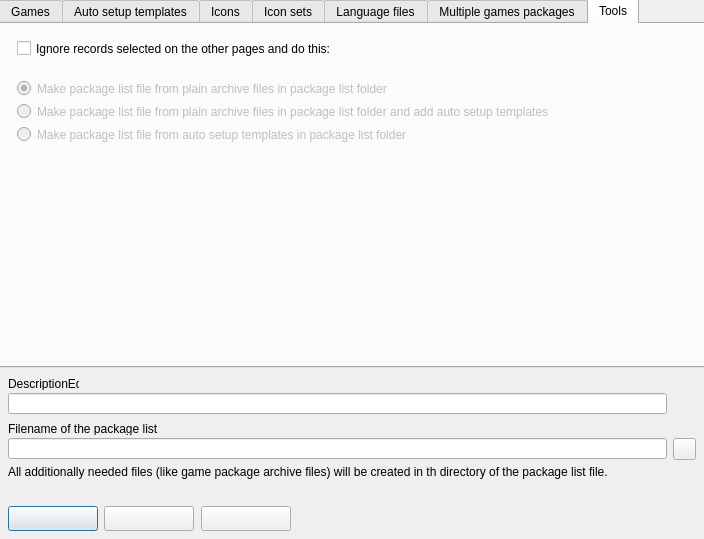
Qt form src/forms/PackageCreationFormUnit.ui (Eldricos/D-Fend-Reborn) before a commit.
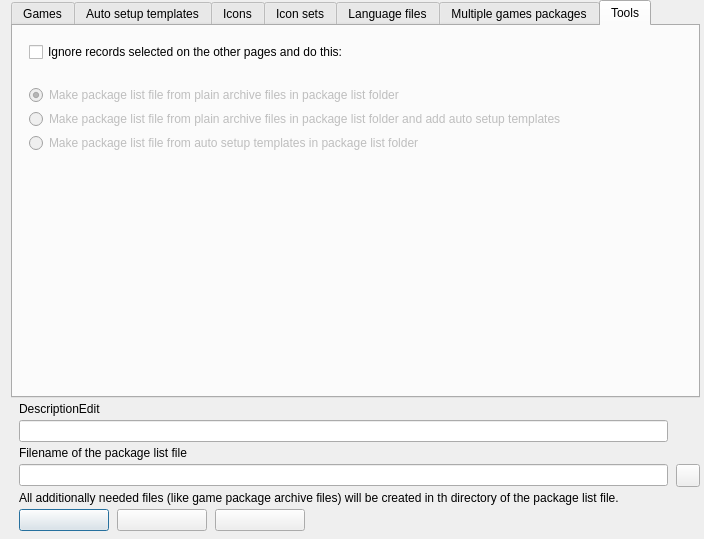
The same form after that commit. Icons and pictures are not drawn. Custom widgets are drawn as their Qt base class.

Commit message: Remaining dialogs: Qt layouts instead of fixed pixel positions

Patch:
```diff
--- a/src/forms/PackageCreationFormUnit.ui
+++ b/src/forms/PackageCreationFormUnit.ui
@@ -11,52 +11,17 @@
     <property name="vclMinHeight" stdset="0"><number>250</number></property>
     <property name="vclDesignWidth" stdset="0"><number>704</number></property>
     <property name="vclDesignHeight" stdset="0"><number>539</number></property>
-    <widget class="QToolButton" name="OutputFileButton">
-      <property name="geometry"><rect><x>673</x><y>438</y><width>23</width><height>22</height></rect></property>
-      <property name="vclAnchors" stdset="0"><string notr="true">akRight,akBottom</string></property>
-      <property name="tag" stdset="0"><number>4</number></property>
-      <property name="icon"><iconset resource="../../resources/dfend.qrc"><normaloff>:/glyphs/92d9d1a333bceee3.png</normaloff></iconset></property>
-      <property name="iconSize"><size><width>16</width><height>16</height></size></property>
-    </widget>
-    <widget class="QLabel" name="InfoLabel">
-      <property name="geometry"><rect><x>8</x><y>465</y><width>659</width><height>35</height></rect></property>
-      <property name="vclAnchors" stdset="0"><string notr="true">akLeft,akRight,akBottom</string></property>
-      <property name="text"><string>All additionally needed files (like game package archive files) will be created in th directory of the package list file.</string></property>
-      <property name="textFormat"><enum>Qt::PlainText</enum></property>
-      <property name="wordWrap"><bool>true</bool></property>
-      <property name="alignment"><set>Qt::AlignLeft|Qt::AlignTop</set></property>
-    </widget>
-    <widget class="QPushButton" name="OKButton">
-      <property name="geometry"><rect><x>8</x><y>506</y><width>90</width><height>25</height></rect></property>
-      <property name="vclAnchors" stdset="0"><string notr="true">akLeft,akBottom</string></property>
-      <property name="text"><string></string></property>
-      <property name="autoDefault"><bool>false</bool></property>
-      <property name="vclKind" stdset="0"><string notr="true">bkOK</string></property>
-      <property name="default"><bool>true</bool></property>
-      <property name="vclModalResult" stdset="0"><string notr="true">mrOk</string></property>
-      <property name="vclOnClick" stdset="0"><string notr="true">OKButtonClick</string></property>
-    </widget>
-    <widget class="QPushButton" name="CancelButton">
-      <property name="geometry"><rect><x>104</x><y>506</y><width>90</width><height>25</height></rect></property>
-      <property name="vclAnchors" stdset="0"><string notr="true">akLeft,akBottom</string></property>
-      <property name="text"><string></string></property>
-      <property name="autoDefault"><bool>false</bool></property>
-      <property name="vclKind" stdset="0"><string notr="true">bkCancel</string></property>
-      <property name="vclCancel" stdset="0"><bool>true</bool></property>
-      <property name="vclModalResult" stdset="0"><string notr="true">mrCancel</string></property>
-    </widget>
-    <widget class="QPushButton" name="HelpButton">
-      <property name="geometry"><rect><x>201</x><y>506</y><width>90</width><height>25</height></rect></property>
-      <property name="vclAnchors" stdset="0"><string notr="true">akLeft,akBottom</string></property>
-      <property name="text"><string></string></property>
-      <property name="autoDefault"><bool>false</bool></property>
-      <property name="vclKind" stdset="0"><string notr="true">bkHelp</string></property>
-      <property name="vclOnClick" stdset="0"><string notr="true">HelpButtonClick</string></property>
-    </widget>
+    <layout class="QGridLayout" name="PackageCreationForm_Layout" columnstretch="0,0,0,0,1,0" rowstretch="1,0,0,0,0,0,0">
+      <property name="leftMargin"><number>-1</number></property>
+      <property name="topMargin"><number>0</number></property>
+      <property name="rightMargin"><number>4</number></property>
+      <property name="bottomMargin"><number>8</number></property>
+      <property name="horizontalSpacing"><number>8</number></property>
+      <property name="verticalSpacing"><number>4</number></property>
+      <item row="0" column="0" colspan="6">
     <widget class="QTabWidget" name="PageControl">
-      <property name="geometry"><rect><x>-1</x><y>-2</y><width>707</width><height>370</height></rect></property>
-      <property name="vclAnchors" stdset="0"><string notr="true">akLeft,akTop,akRight,akBottom</string></property>
       <property name="currentIndex"><number>6</number></property>
+          <property name="minimumSize"><size><width>0</width><height>0</height></size></property>
       <widget class="QWidget" name="TabSheet1">
         <attribute name="title"><string>Games</string></attribute>
         <attribute name="icon"><iconset resource="../../resources/dfend.qrc"><normaloff>:/imagelists/PackageCreationFormUnit/ImageList/4.png</normaloff></iconset></attribute>
@@ -290,56 +255,166 @@
         <attribute name="icon"><iconset resource="../../resources/dfend.qrc"><normaloff>:/imagelists/PackageCreationFormUnit/ImageList/10.png</normaloff></iconset></attribute>
         <property name="vclDesignWidth" stdset="0"><number>699</number></property>
         <property name="vclDesignHeight" stdset="0"><number>342</number></property>
+            <layout class="QVBoxLayout" name="TabSheet7_Layout" stretch="0,0,0,1">
+              <property name="leftMargin"><number>16</number></property>
+              <property name="topMargin"><number>16</number></property>
+              <property name="rightMargin"><number>6</number></property>
+              <property name="bottomMargin"><number>8</number></property>
+              <property name="spacing"><number>0</number></property>
+              <item>
+                <layout class="QGridLayout" name="TabSheet7_Section1" columnstretch="0,1">
+                  <property name="leftMargin"><number>0</number></property>
+                  <property name="topMargin"><number>0</number></property>
+                  <property name="rightMargin"><number>0</number></property>
+                  <property name="bottomMargin"><number>0</number></property>
+                  <property name="horizontalSpacing"><number>8</number></property>
+                  <property name="verticalSpacing"><number>4</number></property>
+                  <item row="0" column="0" colspan="2">
         <widget class="QCheckBox" name="ToolsCheckBox">
-          <property name="geometry"><rect><x>16</x><y>16</y><width>636</width><height>17</height></rect></property>
-          <property name="vclAnchors" stdset="0"><string notr="true">akLeft,akTop,akRight</string></property>
           <property name="text"><string>Ignore records selected on the other pages and do this:</string></property>
         </widget>
+                  </item>
+                  <item row="0" column="1">
+                    <spacer name="TabSheet7_Section1_HFill">
+                      <property name="orientation"><enum>Qt::Horizontal</enum></property>
+                      <property name="sizeHint" stdset="0"><size><width>0</width><height>0</height></size></property>
+                    </spacer>
+                  </item>
+                </layout>
+              </item>
+              <item>
+                <spacer name="TabSheet7_Gap1">
+                  <property name="orientation"><enum>Qt::Vertical</enum></property>
+                  <property name="sizeType"><enum>QSizePolicy::Fixed</enum></property>
+                  <property name="sizeHint" stdset="0"><size><width>0</width><height>23</height></size></property>
+                </spacer>
+              </item>
+              <item>
+                <layout class="QGridLayout" name="TabSheet7_Section2" columnstretch="0,1">
+                  <property name="leftMargin"><number>0</number></property>
+                  <property name="topMargin"><number>0</number></property>
+                  <property name="rightMargin"><number>0</number></property>
+                  <property name="bottomMargin"><number>0</number></property>
+                  <property name="horizontalSpacing"><number>8</number></property>
+                  <property name="verticalSpacing"><number>4</number></property>
+                  <item row="0" column="0" colspan="2">
         <widget class="QRadioButton" name="ToolsRadioButton1">
-          <property name="geometry"><rect><x>16</x><y>56</y><width>677</width><height>17</height></rect></property>
           <property name="enabled"><bool>false</bool></property>
           <property name="vclAnchors" stdset="0"><string notr="true">akLeft,akTop,akRight</string></property>
           <property name="text"><string>Make package list file from plain archive files in package list folder</string></property>
           <property name="checked"><bool>true</bool></property>
         </widget>
+                  </item>
+                  <item row="1" column="0" colspan="2">
         <widget class="QRadioButton" name="ToolsRadioButton2">
-          <property name="geometry"><rect><x>16</x><y>79</y><width>677</width><height>17</height></rect></property>
           <property name="enabled"><bool>false</bool></property>
           <property name="vclAnchors" stdset="0"><string notr="true">akLeft,akTop,akRight</string></property>
           <property name="text"><string>Make package list file from plain archive files in package list folder and add auto setup templates</string></property>
         </widget>
+                  </item>
+                  <item row="2" column="0" colspan="2">
         <widget class="QRadioButton" name="ToolsRadioButton3">
-          <property name="geometry"><rect><x>16</x><y>102</y><width>677</width><height>17</height></rect></property>
           <property name="enabled"><bool>false</bool></property>
           <property name="vclAnchors" stdset="0"><string notr="true">akLeft,akTop,akRight</string></property>
           <property name="text"><string>Make package list file from auto setup templates in package list folder</string></property>
         </widget>
-      </widget>
-    </widget>
-    <widget class="QLineEdit" name="OutputFileEdit">
-      <property name="geometry"><rect><x>8</x><y>438</y><width>659</width><height>21</height></rect></property>
-      <property name="vclAnchors" stdset="0"><string notr="true">akLeft,akRight,akBottom</string></property>
-    </widget>
-    <widget class="QLabel" name="OutputFileEdit_EditLabel">
-      <property name="geometry"><rect><x>8</x><y>422</y><width>150</width><height>13</height></rect></property>
-      <property name="text"><string>Filename of the package list file</string></property>
-      <property name="textFormat"><enum>Qt::PlainText</enum></property>
-      <property name="vclAutoSize" stdset="0"><bool>true</bool></property>
-      <property name="vclFocusControl" stdset="0"><string notr="true">OutputFileEdit</string></property>
-      <property name="vclLabeledEditOf" stdset="0"><string notr="true">OutputFileEdit</string></property>
-    </widget>
-    <widget class="QLineEdit" name="DescriptionEdit">
-      <property name="geometry"><rect><x>8</x><y>393</y><width>659</width><height>21</height></rect></property>
-      <property name="vclAnchors" stdset="0"><string notr="true">akLeft,akRight,akBottom</string></property>
-    </widget>
+                  </item>
+                  <item row="0" column="1">
+                    <spacer name="TabSheet7_Section2_HFill">
+                      <property name="orientation"><enum>Qt::Horizontal</enum></property>
+                      <property name="sizeHint" stdset="0"><size><width>0</width><height>0</height></size></property>
+                    </spacer>
+                  </item>
+                </layout>
+              </item>
+              <item>
+                <spacer name="TabSheet7_VFill">
+                  <property name="orientation"><enum>Qt::Vertical</enum></property>
+                  <property name="sizeHint" stdset="0"><size><width>0</width><height>0</height></size></property>
+                </spacer>
+              </item>
+            </layout>
+          </widget>
+        </widget>
+      </item>
+      <item row="1" column="1" colspan="4">
     <widget class="QLabel" name="DescriptionEdit_EditLabel">
-      <property name="geometry"><rect><x>8</x><y>377</y><width>71</width><height>13</height></rect></property>
       <property name="text"><string>DescriptionEdit</string></property>
       <property name="textFormat"><enum>Qt::PlainText</enum></property>
       <property name="vclAutoSize" stdset="0"><bool>true</bool></property>
       <property name="vclFocusControl" stdset="0"><string notr="true">DescriptionEdit</string></property>
       <property name="vclLabeledEditOf" stdset="0"><string notr="true">DescriptionEdit</string></property>
     </widget>
+      </item>
+      <item row="2" column="1" colspan="4">
+        <widget class="QLineEdit" name="DescriptionEdit">
+      </widget>
+      </item>
+      <item row="3" column="1" colspan="4">
+        <widget class="QLabel" name="OutputFileEdit_EditLabel">
+          <property name="text"><string>Filename of the package list file</string></property>
+          <property name="textFormat"><enum>Qt::PlainText</enum></property>
+          <property name="vclFocusControl" stdset="0"><string notr="true">OutputFileEdit</string></property>
+          <property name="vclLabeledEditOf" stdset="0"><string notr="true">OutputFileEdit</string></property>
+        </widget>
+      </item>
+      <item row="4" column="1" colspan="4">
+        <widget class="QLineEdit" name="OutputFileEdit">
+      </widget>
+      </item>
+      <item row="4" column="5" alignment="Qt::AlignRight">
+        <widget class="QToolButton" name="OutputFileButton">
+          <property name="tag" stdset="0"><number>4</number></property>
+          <property name="icon"><iconset resource="../../resources/dfend.qrc"><normaloff>:/glyphs/92d9d1a333bceee3.png</normaloff></iconset></property>
+          <property name="iconSize"><size><width>16</width><height>16</height></size></property>
+          <property name="minimumSize"><size><width>23</width><height>0</height></size></property>
+        </widget>
+      </item>
+      <item row="5" column="1" colspan="4">
+        <widget class="QLabel" name="InfoLabel">
+          <property name="text"><string>All additionally needed files (like game package archive files) will be created in th directory of the package list file.</string></property>
+          <property name="textFormat"><enum>Qt::PlainText</enum></property>
+          <property name="wordWrap"><bool>true</bool></property>
+          <property name="alignment"><set>Qt::AlignLeft|Qt::AlignTop</set></property>
+        </widget>
+      </item>
+      <item row="6" column="1" alignment="Qt::AlignLeft">
+        <widget class="QPushButton" name="OKButton">
+          <property name="text"><string /></property>
+          <property name="autoDefault"><bool>false</bool></property>
+          <property name="vclKind" stdset="0"><string notr="true">bkOK</string></property>
+          <property name="default"><bool>true</bool></property>
+          <property name="vclModalResult" stdset="0"><string notr="true">mrOk</string></property>
+          <property name="vclOnClick" stdset="0"><string notr="true">OKButtonClick</string></property>
+          <property name="minimumSize"><size><width>90</width><height>0</height></size></property>
+        </widget>
+      </item>
+      <item row="6" column="2" alignment="Qt::AlignLeft">
+        <widget class="QPushButton" name="CancelButton">
+          <property name="text"><string /></property>
+          <property name="autoDefault"><bool>false</bool></property>
+          <property name="vclKind" stdset="0"><string notr="true">bkCancel</string></property>
+          <property name="vclCancel" stdset="0"><bool>true</bool></property>
+          <property name="vclModalResult" stdset="0"><string notr="true">mrCancel</string></property>
+          <property name="minimumSize"><size><width>90</width><height>0</height></size></property>
+        </widget>
+      </item>
+      <item row="6" column="3" alignment="Qt::AlignLeft">
+        <widget class="QPushButton" name="HelpButton">
+          <property name="text"><string /></property>
+          <property name="autoDefault"><bool>false</bool></property>
+          <property name="vclKind" stdset="0"><string notr="true">bkHelp</string></property>
+          <property name="vclOnClick" stdset="0"><string notr="true">HelpButtonClick</string></property>
+          <property name="minimumSize"><size><width>90</width><height>0</height></size></property>
+        </widget>
+      </item>
+      <item row="0" column="4">
+        <spacer name="PackageCreationForm_Layout_HFill">
+          <property name="orientation"><enum>Qt::Horizontal</enum></property>
+          <property name="sizeHint" stdset="0"><size><width>0</width><height>0</height></size></property>
+        </spacer>
+      </item>
+    </layout>
     <widget class="QMenu" name="GamesPopupMenu">
       <property name="vclPopupMenu" stdset="0"><bool>true</bool></property>
     </widget>
```
Left out of the diff: 226 changed lines with no effect on the pictures. Lines whose indentation alone changed are shown as unchanged. The commit also changes 102 other files.
